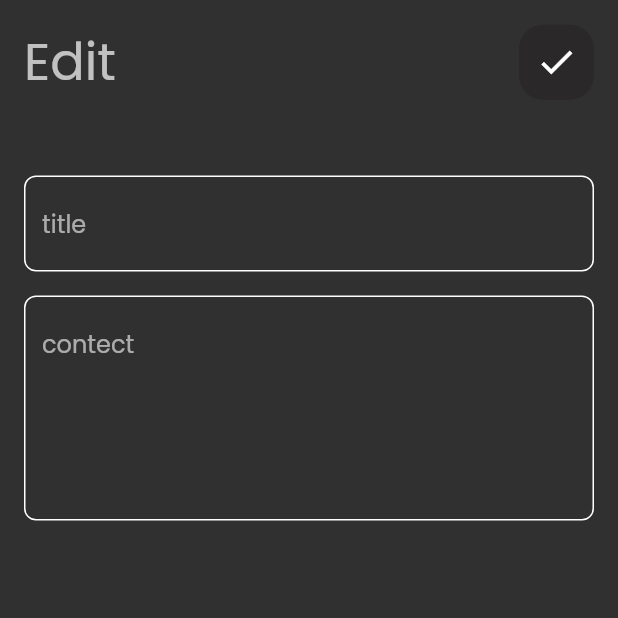
After one commit to salsabilelshiekh2022/noteApp, a Flutter app: the screen it shows after launch, after a tap on "Flutter tips", on a phone screen of 412 x 824 dp, the top half of it. The commit adds this screen. Run offline on Flutter 3.47's test engine with Material 2 defaults, Android fonts, the phone set to English and light mode, and no system bars.

Commit message:
create edit note page ui

```diff
--- /dev/null
+++ b/lib/views/pages/edit_note_page.dart
@@ -0,0 +1,13 @@
+import 'package:flutter/material.dart';
+import 'package:flutter/src/widgets/framework.dart';
+import 'package:flutter/src/widgets/placeholder.dart';
+import 'package:note_app/views/widgets/edit_note_body.dart';
+
+class EditNotePage extends StatelessWidget {
+  const EditNotePage({super.key});
+
+  @override
+  Widget build(BuildContext context) {
+    return const Scaffold(body: EditNoteBody());
+  }
+}
--- a/lib/views/widgets/custom_app_bar.dart
+++ b/lib/views/widgets/custom_app_bar.dart
@@ -2,15 +2,17 @@ import 'package:flutter/material.dart';
 import 'package:note_app/views/widgets/custom_icon.dart';
 
 class CustomAppBar extends StatelessWidget {
-  const CustomAppBar({super.key});
+  final String title;
+  final IconData icon;
+  const CustomAppBar({super.key, required this.title, required this.icon});
 
   @override
   Widget build(BuildContext context) {
     return Row(
       mainAxisAlignment: MainAxisAlignment.spaceBetween,
       children: [
-        Text('Note', style: Theme.of(context).textTheme.headlineMedium),
-        const CustomIcon(),
+        Text(title, style: Theme.of(context).textTheme.headlineMedium),
+        CustomIcon(icon: icon),
       ],
     );
   }
--- a/lib/views/widgets/custom_icon.dart
+++ b/lib/views/widgets/custom_icon.dart
@@ -1,7 +1,8 @@
 import 'package:flutter/material.dart';
 
 class CustomIcon extends StatelessWidget {
-  const CustomIcon({super.key});
+  final IconData icon;
+  const CustomIcon({super.key, required this.icon});
 
   @override
   Widget build(BuildContext context) {
@@ -13,8 +14,8 @@ class CustomIcon extends StatelessWidget {
         decoration: BoxDecoration(
             borderRadius: BorderRadius.circular(16.0),
             color: const Color.fromARGB(137, 36, 33, 33)),
-        child: const Icon(
-          Icons.search,
+        child: Icon(
+          icon,
           size: 28,
         ),
       ),
--- /dev/null
+++ b/lib/views/widgets/edit_note_body.dart
@@ -0,0 +1,37 @@
+import 'package:flutter/material.dart';
+import 'package:note_app/views/widgets/custom_app_bar.dart';
+import 'package:note_app/views/widgets/custom_text_field.dart';
+
+class EditNoteBody extends StatelessWidget {
+  const EditNoteBody({super.key});
+
+  @override
+  Widget build(BuildContext context) {
+    return SafeArea(
+      child: Padding(
+        padding: const EdgeInsets.all(16.0),
+        child: Column(
+          children: const [
+            CustomAppBar(
+              title: "Edit",
+              icon: Icons.check,
+            ),
+            SizedBox(
+              height: 50,
+            ),
+            CustomTextField(
+              hintText: 'title',
+            ),
+            SizedBox(
+              height: 16.0,
+            ),
+            CustomTextField(
+              hintText: 'contect',
+              maxLines: 5,
+            )
+          ],
+        ),
+      ),
+    );
+  }
+}
--- a/lib/views/widgets/note_item.dart
+++ b/lib/views/widgets/note_item.dart
@@ -1,11 +1,21 @@
 import 'package:flutter/material.dart';
+import 'package:note_app/views/pages/edit_note_page.dart';
 
 class NoteItem extends StatelessWidget {
   const NoteItem({super.key});
 
   @override
   Widget build(BuildContext context) {
-    return Container(
+    return InkWell(
+      onTap: () {
+        Navigator.push(
+          context,
+          MaterialPageRoute(builder: (context) {
+            return const EditNotePage();
+          }),
+        );
+      },
+      child: Container(
         padding: const EdgeInsets.all(32.0),
         decoration: BoxDecoration(
           color: const Color(0xffFFCD7B),
@@ -40,9 +50,11 @@ class NoteItem extends StatelessWidget {
             ),
             Text(
               'May 21,  2022',
-            style: TextStyle(color: Colors.black.withOpacity(.5), fontSize: 16),
+              style:
+                  TextStyle(color: Colors.black.withOpacity(.5), fontSize: 16),
             ),
           ],
+        ),
       ),
     );
   }
--- a/lib/views/widgets/notes_view_body.dart
+++ b/lib/views/widgets/notes_view_body.dart
@@ -12,7 +12,10 @@ class NotesViewBody extends StatelessWidget {
         padding: const EdgeInsets.all(16.0),
         child: Column(
           children: const [
-            CustomAppBar(),
+            CustomAppBar(
+              title: "Note",
+              icon: Icons.search,
+            ),
             NotesListView(),
           ],
         ),
```
Lines whose indentation alone changed are shown as unchanged.
